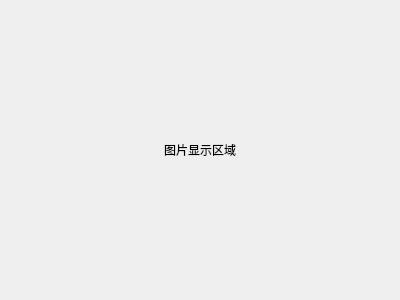
suhuamo/huahua-player, file show.ui: the form before one commit.
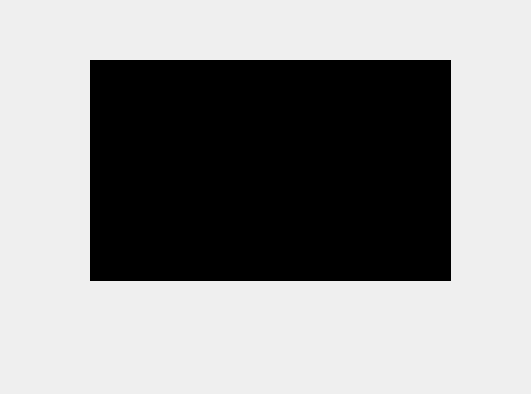
The form after the commit.

Commit message:
feat(video): 修复了窗口大小变化程序崩溃，实现视频帧尺寸变化自适应显示功能
- 添加了视频帧尺寸变化信号 SigFrameDimensionsChanged
- 实现了 Show 类中的 OnFrameDimensionsChanged 槽函数处理尺寸变化
- 添加了 ChangeShow 方法实现视频画面按比例缩放适配
- 在 resizeEvent 中集成尺寸变化处理逻辑
- 更新了 UI 布局配置并优化了显示区域计算
- 替换了 SDL 互斥锁为 Qt 互斥锁以提高线程安全
- 添加了必要的调试日志便于问题排查

Diff of the .ui file:
```diff
--- a/show.ui
+++ b/show.ui
@@ -6,33 +6,27 @@
    <rect>
     <x>0</x>
     <y>0</y>
-    <width>400</width>
-    <height>300</height>
+    <width>531</width>
+    <height>394</height>
    </rect>
   </property>
   <property name="windowTitle">
    <string>Form</string>
   </property>
-  <layout class="QVBoxLayout" name="verticalLayout">
-   <property name="spacing">
-    <number>0</number>
-   </property>
-   <property name="leftMargin">
-    <number>0</number>
-   </property>
-   <property name="topMargin">
-    <number>0</number>
-   </property>
-   <property name="rightMargin">
-    <number>0</number>
-   </property>
-   <property name="bottomMargin">
-    <number>0</number>
-   </property>
-   <item>
     <widget class="QLabel" name="label">
+   <property name="enabled">
+    <bool>true</bool>
+   </property>
+   <property name="geometry">
+    <rect>
+     <x>90</x>
+     <y>60</y>
+     <width>361</width>
+     <height>221</height>
+    </rect>
+   </property>
      <property name="styleSheet">
-      <string notr="true"/>
+    <string notr="true">background-color: rgb(0, 0, 0);</string>
      </property>
      <property name="text">
       <string>图片显示区域</string>
@@ -44,8 +38,6 @@
       <number>0</number>
      </property>
     </widget>
-   </item>
-  </layout>
  </widget>
  <resources/>
  <connections/>
```
Lines whose indentation alone changed are shown as unchanged. The commit also changes 5 other files.
